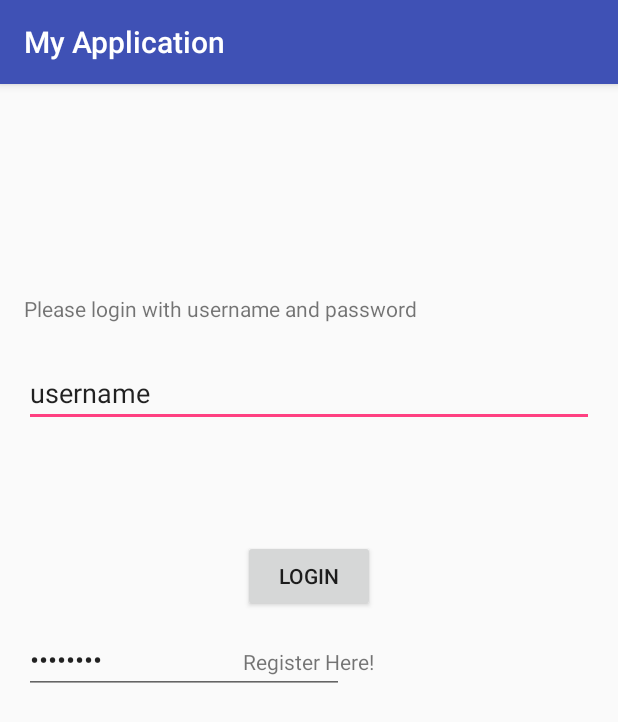
After one commit to COMP3006/BUAddDrop, an Android app: the LoginActivity screen opened directly, with no data from a screen before it, on a phone screen of 412 x 824 dp. The commit adds this screen. Shown: the top 722 px of the screen. Run offline under Robolectric (Android 15) with nearby library versions, the phone set to English and light mode, and no system bars.

Commit message:
Banana's code

```diff
--- a/app/src/main/AndroidManifest.xml
+++ b/app/src/main/AndroidManifest.xml
@@ -3,6 +3,7 @@
     package="com.example.demo.myapplication">
 
     <uses-permission android:name="android.permission.INTERNET" />
+    <uses-permission android:name="android.permission.ACCESS_NETWORK_STATE" />
 
     <application
         android:allowBackup="true"
@@ -17,7 +18,8 @@
                 <category android:name="android.intent.category.LAUNCHER" />
             </intent-filter>
         </activity>
-        <activity android:name=".HomeActivity"></activity>
+        <activity android:name=".HomeActivity" />
+        <activity android:name=".LoginActivity"></activity>
     </application>
 
 </manifest>
--- /dev/null
+++ b/app/src/main/java/com/example/demo/myapplication/LoginActivity.java
@@ -0,0 +1,52 @@
+package com.example.demo.myapplication;
+
+import android.content.Intent;
+import android.support.v7.app.AppCompatActivity;
+import android.os.Bundle;
+import android.view.View;
+import android.widget.Button;
+import android.widget.EditText;
+import android.widget.TextView;
+
+public class LoginActivity extends AppCompatActivity implements View.OnClickListener {
+
+    private Button blogin;
+    EditText etUsername, etPassword;
+    TextView tvRegisterlink, tvInputinfo;
+
+
+    @Override
+    protected void onCreate(Bundle savedInstanceState) {
+        super.onCreate(savedInstanceState);
+        setContentView(R.layout.activity_login);
+
+        etUsername = (EditText) findViewById(R.id.etUsername);
+        etPassword = (EditText) findViewById(R.id.etPassword);
+        blogin = (Button) findViewById(R.id.blogin);
+        tvRegisterlink = (TextView) findViewById(R.id.tvRegisterLink);
+        tvInputinfo = (TextView) findViewById(R.id.tvInputinfo);
+
+
+        blogin.setOnClickListener(this);
+        tvRegisterlink.setOnClickListener(this);
+
+    }
+
+
+
+    @Override
+    public void onClick(View view) {
+        switch (view.getId()){
+            case R.id.blogin:
+
+
+                break;
+
+
+            case R.id.tvRegisterLink:
+                startActivity(new Intent(this, MainActivity.class));
+
+                break;
+        }
+    }
+}
--- /dev/null
+++ b/app/src/main/res/layout/activity_login.xml
@@ -0,0 +1,62 @@
+<?xml version="1.0" encoding="utf-8"?>
+<RelativeLayout xmlns:android="http://schemas.android.com/apk/res/android"
+    xmlns:tools="http://schemas.android.com/tools"
+    android:id="@+id/activity_login"
+    android:layout_width="match_parent"
+    android:layout_height="match_parent"
+    android:paddingBottom="@dimen/activity_vertical_margin"
+    android:paddingLeft="@dimen/activity_horizontal_margin"
+    android:paddingRight="@dimen/activity_horizontal_margin"
+    android:paddingTop="@dimen/activity_vertical_margin"
+    tools:context="com.example.demo.myapplication.LoginActivity">
+
+    <EditText
+        android:layout_width="wrap_content"
+        android:layout_height="wrap_content"
+        android:inputType="textPersonName"
+        android:text="username"
+        android:ems="10"
+        android:layout_alignParentTop="true"
+        android:layout_marginTop="167dp"
+        android:id="@+id/etUsername"
+        android:layout_alignParentStart="true"
+        android:layout_alignParentEnd="true" />
+
+    <TextView
+        android:text="Register Here!"
+        android.textStyle = "bold"
+        android:layout_width="wrap_content"
+        android:layout_height="wrap_content"
+        android:layout_below="@+id/blogin"
+        android:layout_centerHorizontal="true"
+        android:layout_marginTop="23dp"
+        android:id="@+id/tvRegisterLink" />
+
+    <Button
+        android:text="Login"
+        android:layout_width="wrap_content"
+        android:layout_height="wrap_content"
+        android:id="@+id/blogin"
+        android:layout_below="@+id/etUsername"
+        android:layout_alignStart="@+id/tvRegisterLink"
+        android:layout_marginTop="75dp" />
+
+    <EditText
+        android:layout_width="wrap_content"
+        android:layout_height="wrap_content"
+        android:inputType="numberPassword"
+        android:ems="10"
+        android:id="@+id/etPassword"
+        android:text="password"
+        android:layout_centerVertical="true"
+        android:layout_alignParentStart="true" />
+
+    <TextView
+        android:text="Please login with username and password"
+        android:layout_width="wrap_content"
+        android:layout_height="wrap_content"
+        android:id="@+id/tvInputinfo"
+        android:layout_marginBottom="69dp"
+        android:layout_above="@+id/blogin"
+        android:layout_alignParentStart="true" />
+</RelativeLayout>
```
Also changed, not shown: app/src/main/java/com/example/demo/myapplication/HomeActivity.java (+18 -1 lines), app/src/main/java/com/example/demo/myapplication/login.java (deleted, +0 -8 lines), app/src/main/res/layout/activity_home.xml (+7 -0 lines), app/src/main/res/layout/login.xml (deleted, +0 -14 lines).
